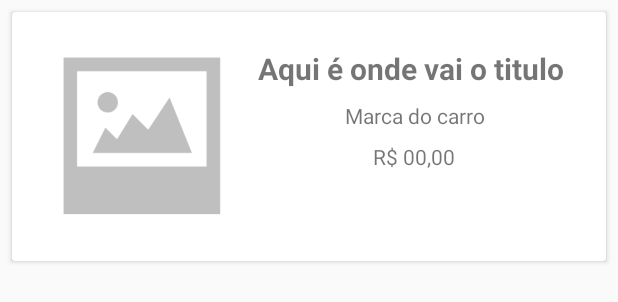
After one commit to EdsonRgr/LeilaoAutoPecasTech, an Android app: the layout adapter_anuncio.xml on its own in the app's theme, with its tools: preview values and no code run, on a phone screen of 412 x 824 dp. The commit adds this screen. Shown: the top 302 px of the screen. Run offline under Robolectric (Android 15) with nearby library versions, the phone set to English and light mode, and no system bars.

Commit message:
adc adapter e recyclerView

```diff
--- a/LeilaoAutoPecasTech/app/build.gradle
+++ b/LeilaoAutoPecasTech/app/build.gradle
@@ -58,6 +58,9 @@ dependencies {
     //mask dialog
     implementation 'com.github.d-max:spots-dialog:1.1@aar'
 
+    // carregar foto
+    implementation 'com.squareup.picasso:picasso:2.71828'
+
 }
 
 apply plugin: 'com.google.gms.google-services'
--- /dev/null
+++ b/LeilaoAutoPecasTech/app/src/main/res/layout/adapter_anuncio.xml
@@ -0,0 +1,54 @@
+<?xml version="1.0" encoding="utf-8"?>
+<androidx.cardview.widget.CardView xmlns:android="http://schemas.android.com/apk/res/android"
+    xmlns:app="http://schemas.android.com/apk/res-auto"
+    android:layout_width="match_parent"
+    android:layout_height="wrap_content"
+    android:layout_margin="8dp">
+
+
+    <LinearLayout
+        android:layout_width="match_parent"
+        android:layout_height="150dp"
+        android:layout_margin="8dp"
+        android:orientation="horizontal"
+        android:padding="8dp">
+
+        <ImageView
+            android:id="@+id/imgAnuncio"
+            android:layout_width="140dp"
+            android:layout_height="wrap_content"
+            android:scaleType="centerInside"
+            app:srcCompat="@drawable/padrao" />
+
+        <LinearLayout
+            android:layout_width="match_parent"
+            android:layout_height="match_parent"
+            android:layout_margin="8dp"
+            android:orientation="vertical">
+
+            <TextView
+                android:id="@+id/textTitulo"
+                android:layout_width="match_parent"
+                android:layout_height="wrap_content"
+                android:text="Aqui é onde vai o titulo"
+                android:textSize="20sp"
+                android:textStyle="bold" />
+
+            <TextView
+                android:id="@+id/textMarca"
+                android:layout_width="match_parent"
+                android:layout_height="wrap_content"
+                android:layout_marginTop="8dp"
+                android:text="Marca do carro"
+                android:textAlignment="center" />
+
+            <TextView
+                android:id="@+id/textValor"
+                android:layout_width="match_parent"
+                android:layout_height="wrap_content"
+                android:layout_marginTop="8dp"
+                android:text="R$ 00,00"
+                android:textAlignment="center" />
+        </LinearLayout>
+    </LinearLayout>
+</androidx.cardview.widget.CardView>
```
Also changed, not shown: LeilaoAutoPecasTech/app/src/main/java/com/example/leilaoautopecastech/activity/adapter/AdapterAnuncios.java (added, +73 -0 lines), LeilaoAutoPecasTech/app/src/main/java/com/example/leilaoautopecastech/activity/ui/meus_anuncios/meus_anunciosFragment.java (+58 -8 lines), LeilaoAutoPecasTech/app/src/main/res/layout/fragment_meus_anuncios.xml (+3 -17 lines).
